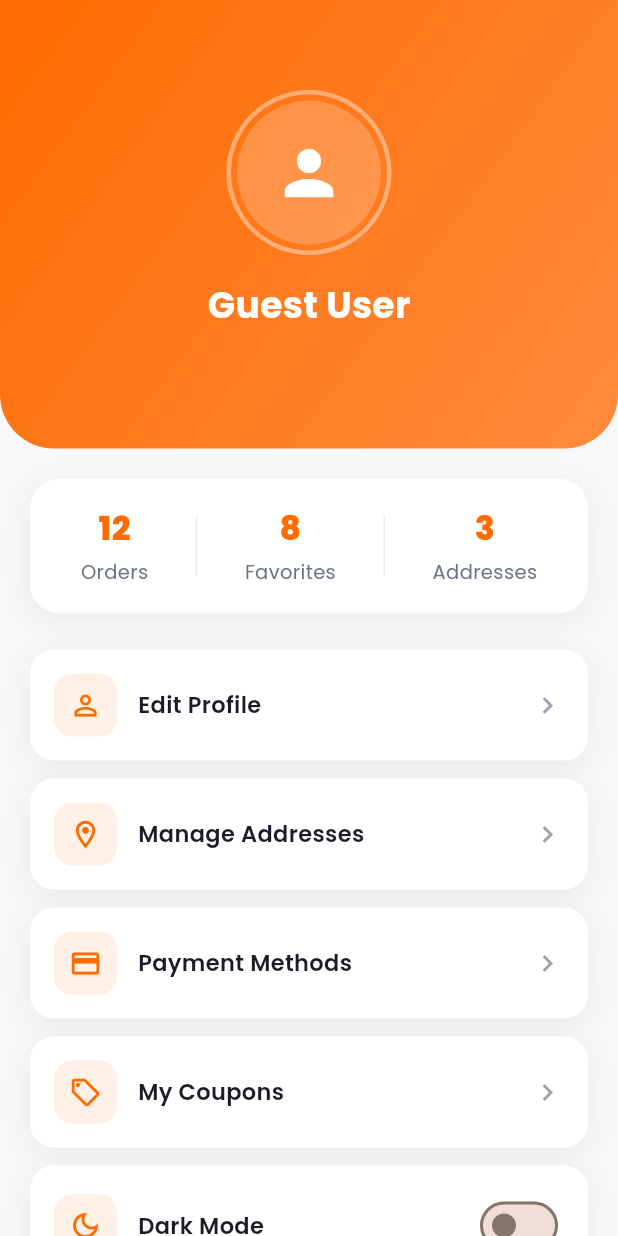
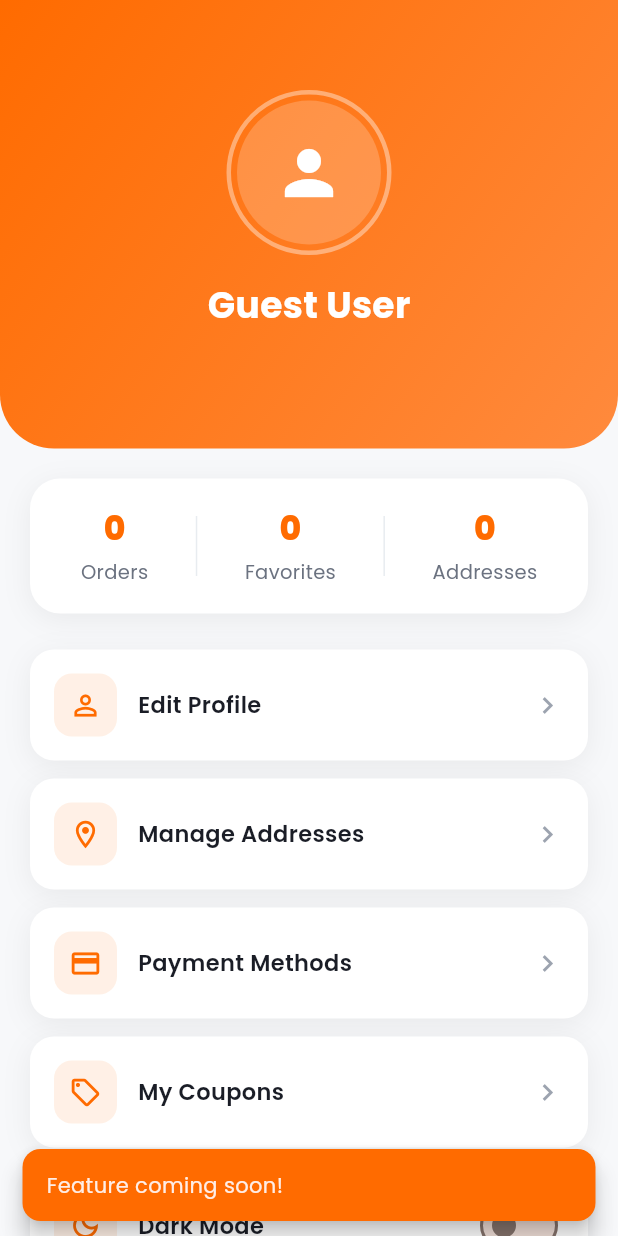
Before and after one commit to jashpatel14/gofood, a Flutter app: the ProfileScreen screen opened directly, after a tap on "Edit Profile", on a phone screen of 412 x 824 dp. Run offline on Flutter 3.47's test engine with Material 3 defaults, Android fonts, the light colour scheme and no system bars; our stand-ins replace cached_network_image, carousel_slider, dio, flutter_animate, flutter_riverpod, flutter_screenutil and 5 more; accounts and stored records are empty; network calls fail.

Commit message:
feat: integrate backend services and resolve food cart flows

```diff
--- a/lib/screens/food/food_details_screen.dart
+++ b/lib/screens/food/food_details_screen.dart
@@ -64,7 +64,7 @@ class _FoodDetailsScreenState extends ConsumerState<FoodDetailsScreen> {
           boxShadow: [BoxShadow(color: Colors.black.withValues(alpha: 0.05), blurRadius: 10, offset: const Offset(0, -4))]),
         child: SafeArea(
           child: Row(children: [
-            Column(crossAxisAlignment: CrossAxisAlignment.start, children: [
+            Column(mainAxisSize: MainAxisSize.min, crossAxisAlignment: CrossAxisAlignment.start, children: [
               Text('Total', style: TextStyle(fontSize: 12, color: subColor)),
               const SizedBox(height: 2),
               Text('₹${_totalPrice.toInt()}', style: const TextStyle(fontSize: 24, fontWeight: FontWeight.w800, color: AppColors.primary)),
--- a/lib/screens/profile/profile_screen.dart
+++ b/lib/screens/profile/profile_screen.dart
@@ -3,6 +3,7 @@ import 'package:flutter_riverpod/flutter_riverpod.dart';
 import 'package:go_router/go_router.dart';
 import '../../core/theme/app_colors.dart';
 import '../../providers/auth_provider.dart';
+import '../../providers/order_provider.dart';
 import '../../providers/theme_provider.dart';
 
 class ProfileScreen extends ConsumerWidget {
@@ -42,20 +43,20 @@ class ProfileScreen extends ConsumerWidget {
           // Stats
           Container(padding: const EdgeInsets.all(18), decoration: BoxDecoration(color: cardColor, borderRadius: BorderRadius.circular(20), boxShadow: isDark ? null : AppColors.cardShadow),
             child: Row(mainAxisAlignment: MainAxisAlignment.spaceAround, children: [
-              _stat('Orders', '12', textColor, subColor),
+              _stat('Orders', '${ref.watch(orderProvider).orders.length}', textColor, subColor),
               Container(width: 1, height: 40, color: isDark ? AppColors.darkDivider : AppColors.divider),
-              _stat('Favorites', '8', textColor, subColor),
+              _stat('Favorites', '0', textColor, subColor),
               Container(width: 1, height: 40, color: isDark ? AppColors.darkDivider : AppColors.divider),
-              _stat('Addresses', '3', textColor, subColor),
+              _stat('Addresses', '0', textColor, subColor),
             ])),
 
           const SizedBox(height: 24),
 
           // Settings
-          _tile(Icons.person_outline, 'Edit Profile', null, cardColor, textColor, isDark, () {}),
-          _tile(Icons.location_on_outlined, 'Manage Addresses', null, cardColor, textColor, isDark, () {}),
-          _tile(Icons.payment_outlined, 'Payment Methods', null, cardColor, textColor, isDark, () {}),
-          _tile(Icons.local_offer_outlined, 'My Coupons', null, cardColor, textColor, isDark, () {}),
+          _tile(Icons.person_outline, 'Edit Profile', null, cardColor, textColor, isDark, () => _showComingSoon(context)),
+          _tile(Icons.location_on_outlined, 'Manage Addresses', null, cardColor, textColor, isDark, () => _showComingSoon(context)),
+          _tile(Icons.payment_outlined, 'Payment Methods', null, cardColor, textColor, isDark, () => _showComingSoon(context)),
+          _tile(Icons.local_offer_outlined, 'My Coupons', null, cardColor, textColor, isDark, () => _showComingSoon(context)),
 
           // Dark mode toggle
           Container(margin: const EdgeInsets.only(bottom: 12), padding: const EdgeInsets.all(16),
@@ -69,8 +70,8 @@ class ProfileScreen extends ConsumerWidget {
                 onChanged: (_) => ref.read(themeProvider.notifier).toggleTheme()),
             ])),
 
-          _tile(Icons.help_outline, 'Help & Support', null, cardColor, textColor, isDark, () {}),
-          _tile(Icons.info_outline, 'About', 'v1.0.0', cardColor, textColor, isDark, () {}),
+          _tile(Icons.help_outline, 'Help & Support', null, cardColor, textColor, isDark, () => _showComingSoon(context)),
+          _tile(Icons.info_outline, 'About', 'v1.0.0', cardColor, textColor, isDark, () => _showComingSoon(context)),
 
           const SizedBox(height: 8),
 
@@ -100,6 +101,16 @@ class ProfileScreen extends ConsumerWidget {
     );
   }
 
+  void _showComingSoon(BuildContext context) {
+    ScaffoldMessenger.of(context).showSnackBar(SnackBar(
+      content: const Text('Feature coming soon!'),
+      backgroundColor: AppColors.primary,
+      behavior: SnackBarBehavior.floating,
+      shape: RoundedRectangleBorder(borderRadius: BorderRadius.circular(12)),
+      duration: const Duration(seconds: 2),
+    ));
+  }
+
   Widget _stat(String label, String value, Color textColor, Color subColor) {
     return Column(children: [
       Text(value, style: TextStyle(fontSize: 22, fontWeight: FontWeight.w800, color: AppColors.primary)),
```
Also changed, not shown: lib/models/food_model.dart (+6 -6 lines), lib/models/order_model.dart (+7 -7 lines), lib/models/restaurant_model.dart (+4 -4 lines), lib/providers/auth_provider.dart (+4 -18 lines), lib/providers/food_provider.dart (+4 -20 lines), lib/providers/order_provider.dart (+6 -6 lines), lib/providers/restaurant_provider.dart (+3 -15 lines), lib/screens/restaurant/restaurant_details_screen.dart (+73 -4 lines).
